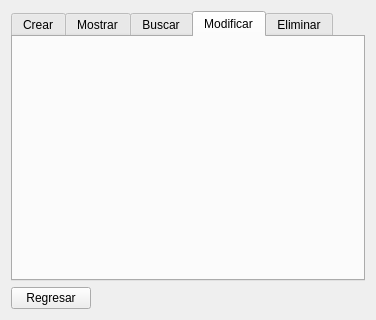
Old version of the form Proyecto/menudisponibilidad.ui in the repository alexVillasenor/SEDDII.
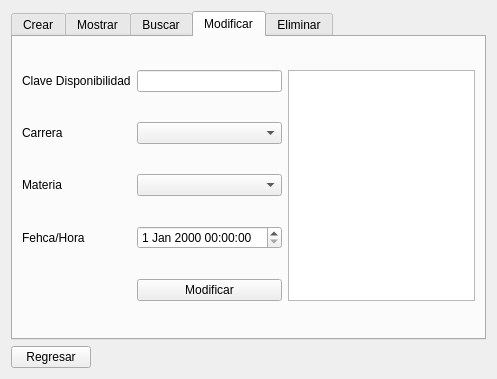
New version of the form. The open tabs and pages were chosen to show the change.

Diff of the .ui file:
```diff
--- a/Proyecto/menudisponibilidad.ui
+++ b/Proyecto/menudisponibilidad.ui
@@ -6,8 +6,8 @@
    <rect>
     <x>0</x>
     <y>0</y>
-    <width>376</width>
-    <height>320</height>
+    <width>497</width>
+    <height>379</height>
    </rect>
   </property>
   <property name="windowTitle">
@@ -153,6 +153,61 @@
       <attribute name="title">
        <string>Modificar</string>
       </attribute>
+      <layout class="QGridLayout" name="gridLayout_6">
+       <item row="0" column="0">
+        <widget class="QLabel" name="label_4">
+         <property name="text">
+          <string>Clave Disponibilidad</string>
+         </property>
+        </widget>
+       </item>
+       <item row="0" column="1">
+        <widget class="QLineEdit" name="lineEdit_3"/>
+       </item>
+       <item row="1" column="0">
+        <widget class="QLabel" name="label_5">
+         <property name="text">
+          <string>Carrera</string>
+         </property>
+        </widget>
+       </item>
+       <item row="1" column="1">
+        <widget class="QComboBox" name="comboBox"/>
+       </item>
+       <item row="2" column="0">
+        <widget class="QLabel" name="label_6">
+         <property name="text">
+          <string>Materia</string>
+         </property>
+        </widget>
+       </item>
+       <item row="2" column="1">
+        <widget class="QComboBox" name="comboBox_2"/>
+       </item>
+       <item row="3" column="0">
+        <widget class="QLabel" name="label_7">
+         <property name="text">
+          <string>Fehca/Hora</string>
+         </property>
+        </widget>
+       </item>
+       <item row="3" column="1">
+        <widget class="QDateTimeEdit" name="dateTimeEdit"/>
+       </item>
+       <item row="0" column="2" rowspan="5">
+        <widget class="QTextBrowser" name="textBrowser_4"/>
+       </item>
+       <item row="4" column="1">
+        <widget class="QPushButton" name="pushButton_6">
+         <property name="text">
+          <string>Modificar</string>
+         </property>
+         <property name="autoDefault">
+          <bool>true</bool>
+         </property>
+        </widget>
+       </item>
+      </layout>
      </widget>
      <widget class="QWidget" name="tab_5">
       <attribute name="title">
```
Left out of the diff: 2 changed lines with no effect on the pictures.
